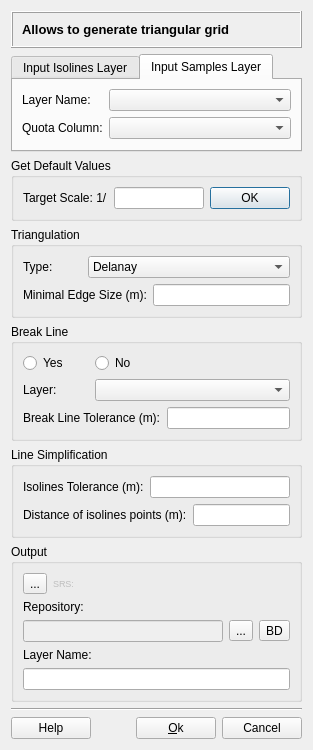
Above: src/terralib/mnt/qt/ui/TINGenerationDialogForm.ui from claudiobogossian/terralib5 before the change. Below: the same form after it.
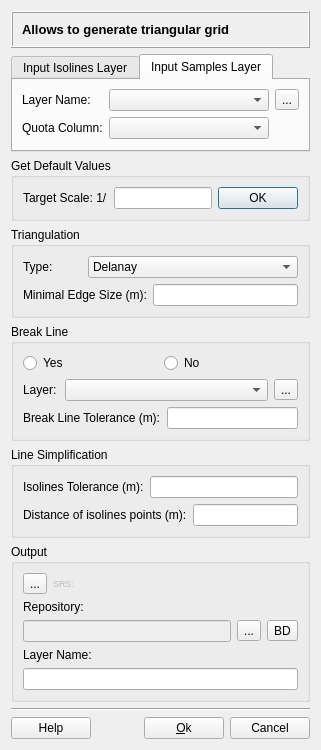
That is the form after the change. The open tabs and pages were chosen to show the change. Custom widgets are drawn as their Qt base class.

The edit to the form file:
```diff
--- a/src/terralib/mnt/qt/ui/TINGenerationDialogForm.ui
+++ b/src/terralib/mnt/qt/ui/TINGenerationDialogForm.ui
@@ -6,8 +6,8 @@
    <rect>
     <x>0</x>
     <y>0</y>
-    <width>313</width>
-    <height>687</height>
+    <width>311</width>
+    <height>691</height>
    </rect>
   </property>
   <property name="windowTitle">
@@ -16,7 +16,7 @@
   <property name="windowOpacity">
    <double>1.000000000000000</double>
   </property>
-  <layout class="QVBoxLayout" name="verticalLayout_2">
+  <layout class="QVBoxLayout" name="verticalLayout_3">
    <item>
     <widget class="QFrame" name="frame">
      <property name="frameShape">
@@ -46,36 +46,77 @@
    <item>
     <widget class="QTabWidget" name="m_inputtabWidget">
      <property name="currentIndex">
-      <number>0</number>
+      <number>1</number>
      </property>
      <widget class="QWidget" name="m_isolinestabWidget">
       <attribute name="title">
        <string>Input Isolines Layer</string>
       </attribute>
-      <layout class="QHBoxLayout" name="horizontalLayout">
-       <item>
-        <layout class="QFormLayout" name="formLayout">
+      <layout class="QGridLayout" name="gridLayout_4">
          <item row="0" column="0">
           <widget class="QLabel" name="m_isolineslabel">
+         <property name="sizePolicy">
+          <sizepolicy hsizetype="Minimum" vsizetype="Preferred">
+           <horstretch>0</horstretch>
+           <verstretch>0</verstretch>
+          </sizepolicy>
+         </property>
            <property name="text">
             <string>Layer Name :</string>
            </property>
           </widget>
          </item>
          <item row="0" column="1">
-          <widget class="QComboBox" name="m_isolinescomboBox"/>
+        <widget class="QComboBox" name="m_isolinescomboBox">
+         <property name="sizePolicy">
+          <sizepolicy hsizetype="Maximum" vsizetype="Fixed">
+           <horstretch>0</horstretch>
+           <verstretch>0</verstretch>
+          </sizepolicy>
+         </property>
+         <property name="minimumSize">
+          <size>
+           <width>160</width>
+           <height>0</height>
+          </size>
+         </property>
+        </widget>
+       </item>
+       <item row="0" column="2">
+        <widget class="QToolButton" name="m_isolinesSearchToolButton">
+         <property name="text">
+          <string>...</string>
+         </property>
+        </widget>
          </item>
          <item row="1" column="0">
           <widget class="QLabel" name="m_isolinesZlabel">
+         <property name="sizePolicy">
+          <sizepolicy hsizetype="Minimum" vsizetype="Preferred">
+           <horstretch>0</horstretch>
+           <verstretch>0</verstretch>
+          </sizepolicy>
+         </property>
            <property name="text">
             <string>Quota Column:</string>
            </property>
           </widget>
          </item>
          <item row="1" column="1">
-          <widget class="QComboBox" name="m_isolinesZcomboBox"/>
-         </item>
-        </layout>
+        <widget class="QComboBox" name="m_isolinesZcomboBox">
+         <property name="sizePolicy">
+          <sizepolicy hsizetype="Maximum" vsizetype="Fixed">
+           <horstretch>0</horstretch>
+           <verstretch>0</verstretch>
+          </sizepolicy>
+         </property>
+         <property name="minimumSize">
+          <size>
+           <width>160</width>
+           <height>0</height>
+          </size>
+         </property>
+        </widget>
        </item>
       </layout>
      </widget>
@@ -83,30 +124,71 @@
       <attribute name="title">
        <string>Input Samples Layer</string>
       </attribute>
-      <layout class="QHBoxLayout" name="horizontalLayout_2">
-       <item>
-        <layout class="QFormLayout" name="formLayout_2">
+      <layout class="QGridLayout" name="gridLayout_6">
          <item row="0" column="0">
           <widget class="QLabel" name="m_sampleslabel">
+         <property name="sizePolicy">
+          <sizepolicy hsizetype="Minimum" vsizetype="Preferred">
+           <horstretch>0</horstretch>
+           <verstretch>0</verstretch>
+          </sizepolicy>
+         </property>
            <property name="text">
             <string>Layer Name:</string>
            </property>
           </widget>
          </item>
          <item row="0" column="1">
-          <widget class="QComboBox" name="m_samplescomboBox"/>
+        <widget class="QComboBox" name="m_samplescomboBox">
+         <property name="sizePolicy">
+          <sizepolicy hsizetype="Maximum" vsizetype="Fixed">
+           <horstretch>0</horstretch>
+           <verstretch>0</verstretch>
+          </sizepolicy>
+         </property>
+         <property name="minimumSize">
+          <size>
+           <width>160</width>
+           <height>0</height>
+          </size>
+         </property>
+        </widget>
+       </item>
+       <item row="0" column="2">
+        <widget class="QToolButton" name="m_sampleSearchToolButton">
+         <property name="text">
+          <string>...</string>
+         </property>
+        </widget>
          </item>
          <item row="1" column="0">
           <widget class="QLabel" name="m_samplesZlabel">
+         <property name="sizePolicy">
+          <sizepolicy hsizetype="Minimum" vsizetype="Preferred">
+           <horstretch>0</horstretch>
+           <verstretch>0</verstretch>
+          </sizepolicy>
+         </property>
            <property name="text">
             <string>Quota Column:</string>
            </property>
           </widget>
          </item>
          <item row="1" column="1">
-          <widget class="QComboBox" name="m_samplesZcomboBox"/>
-         </item>
-        </layout>
+        <widget class="QComboBox" name="m_samplesZcomboBox">
+         <property name="sizePolicy">
+          <sizepolicy hsizetype="Maximum" vsizetype="Fixed">
+           <horstretch>0</horstretch>
+           <verstretch>0</verstretch>
+          </sizepolicy>
+         </property>
+         <property name="minimumSize">
+          <size>
+           <width>160</width>
+           <height>0</height>
+          </size>
+         </property>
+        </widget>
        </item>
       </layout>
      </widget>
@@ -186,40 +268,71 @@
      <property name="title">
       <string>Break Line</string>
      </property>
-     <layout class="QGridLayout" name="gridLayout_2">
-      <item row="0" column="0">
+     <layout class="QVBoxLayout" name="verticalLayout_2">
+      <item>
+       <layout class="QHBoxLayout" name="horizontalLayout_7">
+        <item>
        <widget class="QRadioButton" name="m_yesradioButton">
         <property name="text">
          <string>Yes</string>
         </property>
        </widget>
       </item>
-      <item row="0" column="1">
+        <item>
        <widget class="QRadioButton" name="m_noradioButton">
         <property name="text">
          <string>No</string>
         </property>
        </widget>
       </item>
-      <item row="1" column="0">
+       </layout>
+      </item>
+      <item>
+       <layout class="QHBoxLayout" name="horizontalLayout_2">
+        <item>
        <widget class="QLabel" name="m_breaklinelabel">
+          <property name="sizePolicy">
+           <sizepolicy hsizetype="Minimum" vsizetype="Preferred">
+            <horstretch>0</horstretch>
+            <verstretch>0</verstretch>
+           </sizepolicy>
+          </property>
+          <property name="maximumSize">
+           <size>
+            <width>36</width>
+            <height>16777215</height>
+           </size>
+          </property>
         <property name="text">
          <string>Layer:</string>
         </property>
        </widget>
       </item>
-      <item row="1" column="1" colspan="2">
+        <item>
        <widget class="QComboBox" name="m_breaklinecomboBox"/>
       </item>
-      <item row="2" column="0" colspan="2">
+        <item>
+         <widget class="QToolButton" name="m_breaklineSearchToolButton">
+          <property name="text">
+           <string>...</string>
+          </property>
+         </widget>
+        </item>
+       </layout>
+      </item>
+      <item>
+       <layout class="QHBoxLayout" name="horizontalLayout">
+        <item>
        <widget class="QLabel" name="m_breaktollabel">
         <property name="text">
          <string>Break Line Tolerance (m):</string>
         </property>
        </widget>
       </item>
-      <item row="2" column="2">
+        <item>
        <widget class="QLineEdit" name="m_breaktollineEdit"/>
+        </item>
+       </layout>
       </item>
      </layout>
     </widget>
```
Lines whose indentation alone changed are shown as unchanged.
